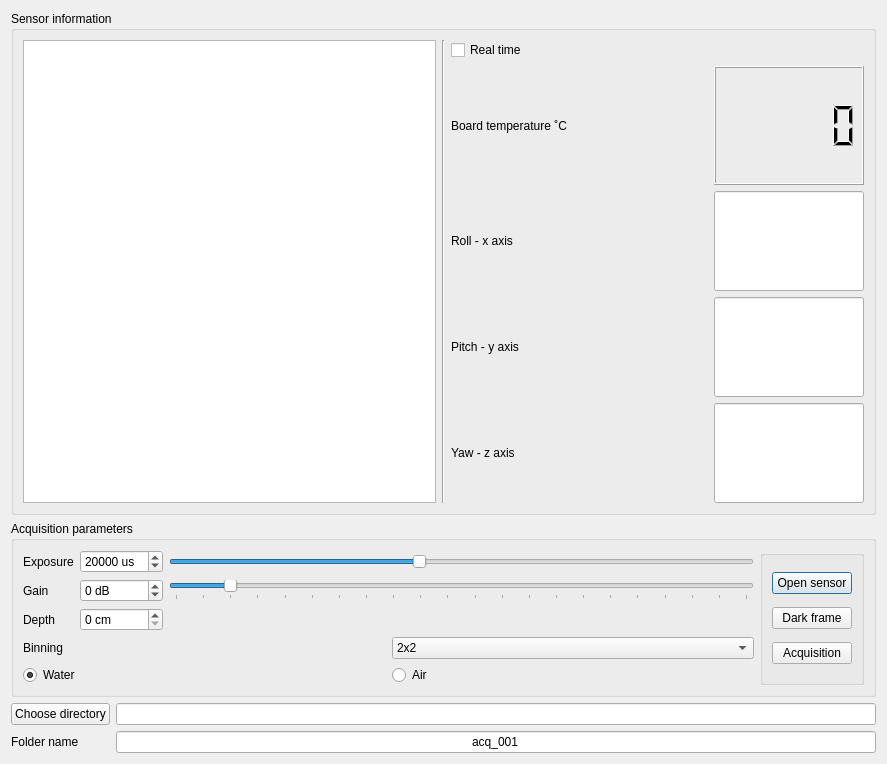
This is spectral_radiance.ui in RaphaelLarouche/radiance_endoscope_v3 as Qt 5 draws it before an edit. The edited form follows.
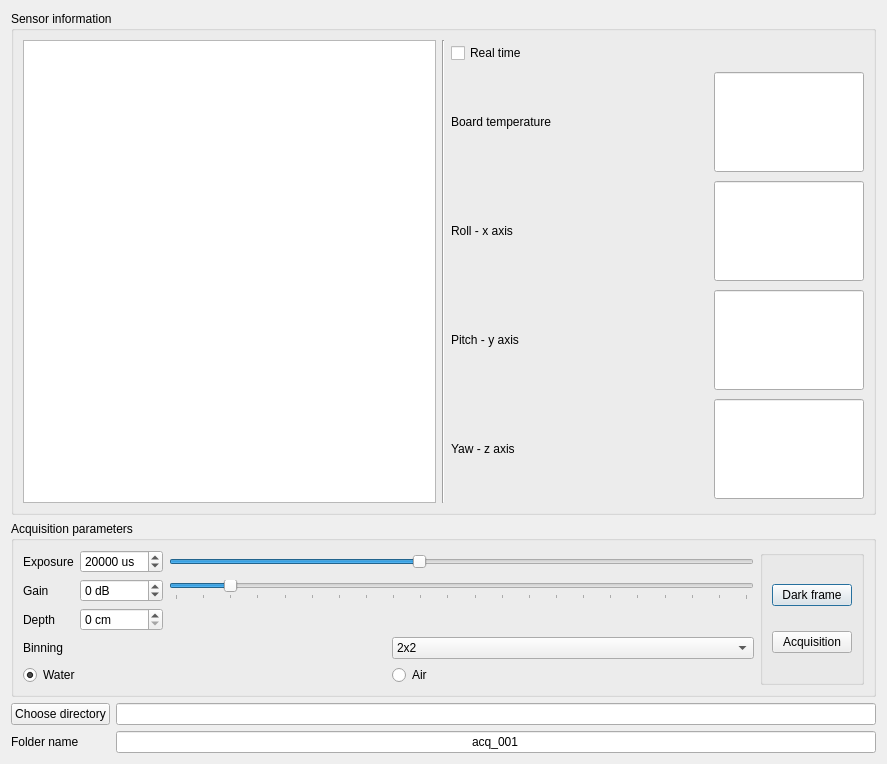
This is the edited form. Custom widgets are drawn as their Qt base class.

Commit message: Updating camera threading + removing LCD panel.

```diff
--- a/spectral_radiance.ui
+++ b/spectral_radiance.ui
@@ -52,44 +52,6 @@
                 </property>
                </widget>
               </item>
-              <item row="1" column="1">
-               <widget class="QLCDNumber" name="boardTemp">
-                <property name="maximumSize">
-                 <size>
-                  <width>180</width>
-                  <height>150</height>
-                 </size>
-                </property>
-                <property name="font">
-                 <font>
-                  <pointsize>8</pointsize>
-                  <weight>50</weight>
-                  <bold>false</bold>
-                 </font>
-                </property>
-                <property name="frameShape">
-                 <enum>QFrame::Box</enum>
-                </property>
-                <property name="frameShadow">
-                 <enum>QFrame::Raised</enum>
-                </property>
-                <property name="lineWidth">
-                 <number>1</number>
-                </property>
-                <property name="smallDecimalPoint">
-                 <bool>true</bool>
-                </property>
-                <property name="digitCount">
-                 <number>5</number>
-                </property>
-                <property name="segmentStyle">
-                 <enum>QLCDNumber::Filled</enum>
-                </property>
-                <property name="value" stdset="0">
-                 <double>0.000000000000000</double>
-                </property>
-               </widget>
-              </item>
               <item row="4" column="0">
                <widget class="QLabel" name="yawLabel">
                 <property name="text">
@@ -117,7 +79,7 @@
               <item row="1" column="0">
                <widget class="QLabel" name="boardTempLabel">
                 <property name="text">
-                 <string>Board temperature ˚C</string>
+                 <string>Board temperature </string>
                 </property>
                </widget>
               </item>
@@ -131,7 +93,7 @@
                 </property>
                 <property name="font">
                  <font>
-                  <pointsize>20</pointsize>
+                  <pointsize>16</pointsize>
                  </font>
                 </property>
                 <property name="alignment">
@@ -152,7 +114,7 @@
                 </property>
                 <property name="font">
                  <font>
-                  <pointsize>20</pointsize>
+                  <pointsize>16</pointsize>
                  </font>
                 </property>
                 <property name="alignment">
@@ -173,7 +135,34 @@
                 </property>
                 <property name="font">
                  <font>
-                  <pointsize>20</pointsize>
+                  <pointsize>16</pointsize>
+                 </font>
+                </property>
+                <property name="alignment">
+                 <set>Qt::AlignCenter</set>
+                </property>
+                <property name="readOnly">
+                 <bool>true</bool>
+                </property>
+               </widget>
+              </item>
+              <item row="1" column="1">
+               <widget class="QLineEdit" name="boardTemp">
+                <property name="minimumSize">
+                 <size>
+                  <width>0</width>
+                  <height>0</height>
+                 </size>
+                </property>
+                <property name="maximumSize">
+                 <size>
+                  <width>150</width>
+                  <height>100</height>
+                 </size>
+                </property>
+                <property name="font">
+                 <font>
+                  <pointsize>16</pointsize>
                  </font>
                 </property>
                 <property name="alignment">
@@ -389,13 +378,6 @@
              <string/>
             </property>
             <layout class="QVBoxLayout" name="verticalLayout_6">
-             <item>
-              <widget class="QPushButton" name="openSensors">
-               <property name="text">
-                <string>Open sensor</string>
-               </property>
-              </widget>
-             </item>
              <item>
               <widget class="QPushButton" name="darkFrameButton">
                <property name="text">
```
Left out of the diff: 126 changed lines with no effect on the pictures. The commit also changes 3 other files.
